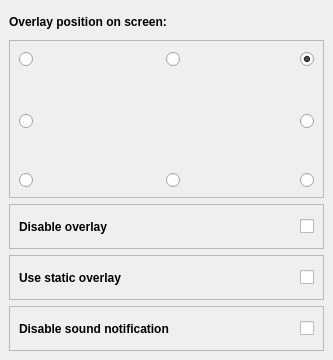
rampageX/QuickSoundSwitcher, file OverlaySettings/OverlaySettings.ui: the form before one commit.
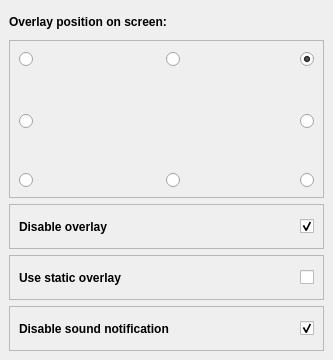
The form after the commit.

Commit message: reflect default settings in ui

Patch:
```diff
--- a/OverlaySettings/OverlaySettings.ui
+++ b/OverlaySettings/OverlaySettings.ui
@@ -50,6 +50,9 @@
          <property name="text">
           <string/>
          </property>
+         <property name="checked">
+          <bool>true</bool>
+         </property>
         </widget>
        </item>
       </layout>
@@ -231,6 +234,9 @@
          <property name="text">
           <string/>
          </property>
+         <property name="checked">
+          <bool>true</bool>
+         </property>
         </widget>
        </item>
       </layout>
```
The commit also changes 1 other file.
